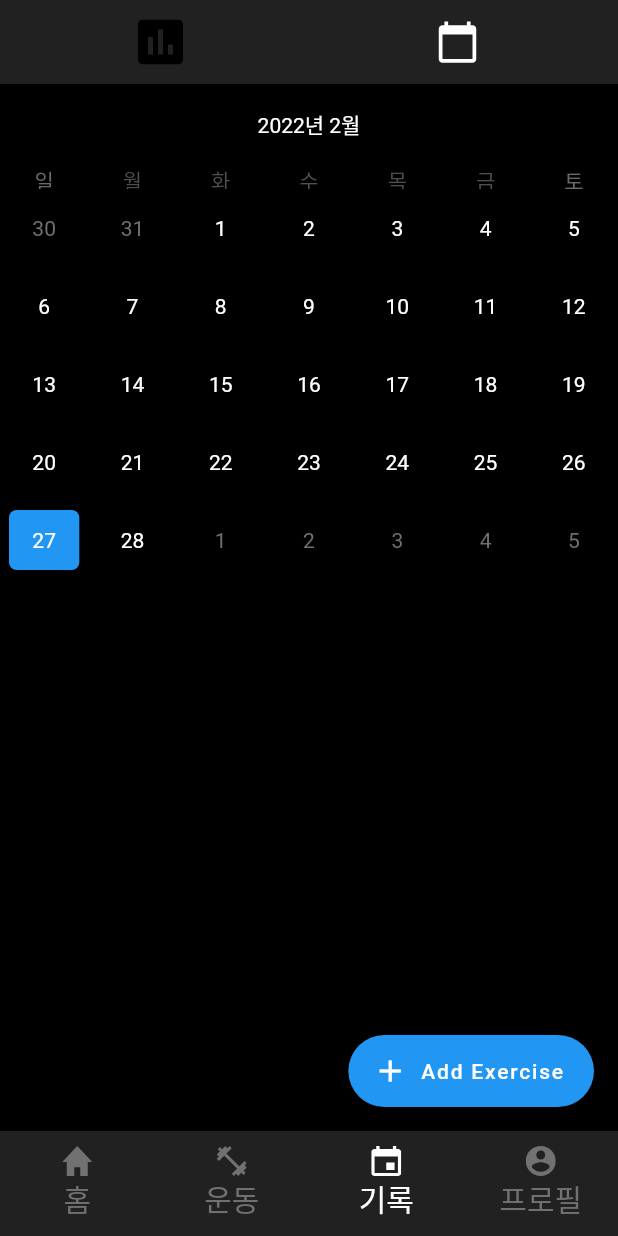
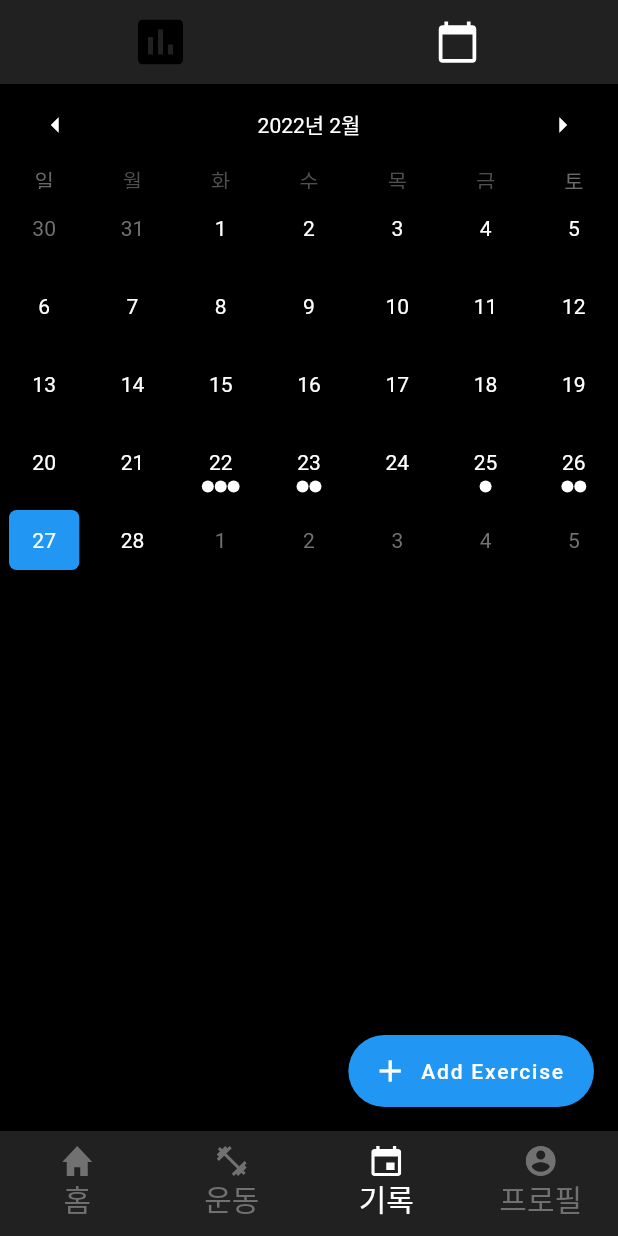
Before and after one commit to TaikoYamaguchi/sdb_trainer, a Flutter app: the screen it shows after launch, item 3 of the bottom bar chosen, on a phone screen of 412 x 824 dp. Run offline on Flutter 3.47's test engine with Material 2 defaults, Android fonts, the phone set to English and light mode, and no system bars; drawn by our look-alikes of table_calendar; our stand-ins replace flutter_svg, syncfusion_flutter_gauges.

Commit message:
statics/calendar autoload

```diff
--- a/lib/pages/statics.dart
+++ b/lib/pages/statics.dart
@@ -3,7 +3,6 @@ import 'package:table_calendar/table_calendar.dart';
 import 'package:intl/intl.dart';
 import 'package:intl/date_symbol_data_local.dart';
 import 'package:flutter_svg/flutter_svg.dart';
-
 import '../src/blocs/statics_event.dart';
 
 class Calendar extends StatefulWidget {
@@ -11,25 +10,66 @@ class Calendar extends StatefulWidget {
   _CalendarState createState() => _CalendarState();
 }
 
+class SDBdata {
+  SDBdata(this.workout, this.exercise, this.goal, this.stat, this.number,
+      this.dateAt);
+  final String workout;
+  final String exercise;
+  final double? goal;
+  final double? stat;
+  final int? number;
+  final String? dateAt;
+}
+
 class _CalendarState extends State<Calendar> {
-  late Map<DateTime, List<Event>> selectedEvents;
+  late Map<DateTime, List<SDBdata>> selectedEvents;
+  late List<SDBdata> _sdbData;
   CalendarFormat _calendarFormat = CalendarFormat.month;
   DateTime _focusedDay = DateTime.now();
   DateTime _selectedDay = DateTime.now();
+  DateFormat dateFormat = DateFormat("yyyy-MM-dd");
 
   bool _isChartWidget = false;
 
   TextEditingController _eventController = TextEditingController();
 
+  List<SDBdata> getSDBdata() {
+    final List<SDBdata> sdbData = [
+      SDBdata("가슴삼두", "벤치", 130, 105, 1, '2022-02-22'),
+      SDBdata("어깨", "밀리터리", 100, 60, 2, "2022-02-23"),
+      SDBdata("하체", "스쿼트", 160, 140, 3, "2022-02-22"),
+      SDBdata("등", "데드", 180, 155, 4, "2022-02-22"),
+      SDBdata("가슴삼두", "벤치", 130, 110, 1, "2022-02-23"),
+      SDBdata("어깨", "밀리터리", 100, 65, 2, "2022-02-25"),
+      SDBdata("하체", "스쿼트", 160, 150, 3, "2022-02-26"),
+      SDBdata("등", "데드", 180, 170, 4, "2022-02-26"),
+    ];
+    return sdbData;
+  }
+
   @override
   void initState() {
     // TODO: implement initState
     selectedEvents = {};
+    _sdbData = getSDBdata();
     _isChartWidget = false;
+    _getEventsfromDay(dateFormat.parse("2022-02-25"));
     super.initState();
   }
 
-  List<Event> _getEventsfromDay(DateTime date) {
+  List<SDBdata> _getEventsfromDay(DateTime date) {
+    String date_calendar = DateFormat('yyyy-MM-dd').format(date);
+    selectedEvents = {};
+
+    for (int i = 0; i < _sdbData.length; i++) {
+      if (_sdbData[i].dateAt!.substring(0, 10) == date_calendar) {
+        if (selectedEvents[date] != null) {
+          selectedEvents[date]!.add(_sdbData[i]);
+        } else {
+          selectedEvents[date] = [_sdbData[i]];
+        }
+      }
+    }
     return selectedEvents[date] ?? [];
   }
 
@@ -85,13 +125,8 @@ class _CalendarState extends State<Calendar> {
     );
   }
 
-  @override
-  Widget build(BuildContext context) {
-    initializeDateFormatting('pt_BR', null);
-    return Scaffold(
-      appBar: _appbarWidget(),
-      backgroundColor: Colors.black,
-      body: Column(
+  Widget _staticsWidget() {
+    return Column(
       children: [
         TableCalendar(
           firstDay: DateTime(1990),
@@ -129,6 +164,8 @@ class _CalendarState extends State<Calendar> {
               borderRadius: BorderRadius.circular(5.0),
               shape: BoxShape.rectangle,
             ),
+            markerDecoration:
+                BoxDecoration(color: Colors.white, shape: BoxShape.circle),
             selectedTextStyle: const TextStyle(
               color: Colors.white,
             ),
@@ -155,13 +192,34 @@ class _CalendarState extends State<Calendar> {
               formatButtonVisible: false,
               titleTextStyle: TextStyle(color: Colors.white),
               titleCentered: true,
+              leftChevronIcon: Icon(Icons.arrow_left, color: Colors.white),
+              rightChevronIcon: Icon(Icons.arrow_right, color: Colors.white),
               headerPadding:
                   EdgeInsets.symmetric(horizontal: 5.0, vertical: 3.0)),
         ),
-          ..._getEventsfromDay(_selectedDay)
-              .map((Event event) => ListTile(title: Text(event.title)))
+        ..._getEventsfromDay(_selectedDay).map((SDBdata row) => ListTile(
+                title: Text(
+              row.exercise,
+              style: TextStyle(color: Colors.white),
+            )))
       ],
-      ),
+    );
+  }
+
+  Widget _chartWidget() {
+    return Text(
+      "this is chart",
+      style: TextStyle(color: Colors.white),
+    );
+  }
+
+  @override
+  Widget build(BuildContext context) {
+    initializeDateFormatting('pt_BR', null);
+    return Scaffold(
+      appBar: _appbarWidget(),
+      backgroundColor: Colors.black,
+      body: _isChartWidget ? _chartWidget() : _staticsWidget(),
       floatingActionButton: FloatingActionButton.extended(
           onPressed: () => showDialog(
               context: context,
@@ -178,14 +236,16 @@ class _CalendarState extends State<Calendar> {
                           onPressed: () {
                             if (_eventController.text.isEmpty) {
                             } else {
-                              if (selectedEvents[_selectedDay] != null) {
-                                selectedEvents[_selectedDay]!
-                                    .add(Event(title: _eventController.text));
-                              } else {
-                                selectedEvents[_selectedDay] = [
-                                  Event(title: _eventController.text)
-                                ];
-                              }
+                              _sdbData.add(SDBdata(
+                                  "가슴삼두",
+                                  _eventController.text,
+                                  120,
+                                  100,
+                                  1,
+                                  DateFormat('yyyy-MM-dd')
+                                      .format(_selectedDay)));
+                              print(_selectedDay);
+                              print(_eventController);
                             }
                             Navigator.pop(context);
                             _eventController.clear();
--- a/pubspec.yaml
+++ b/pubspec.yaml
@@ -66,7 +66,6 @@ flutter:
   # To add assets to your application, add an assets section, like this:
   assets:
     - assets/svg/
-    - assets/images/
 
   # An image asset can refer to one or more resolution-specific "variants", see
   # https://flutter.dev/assets-and-images/#resolution-aware.
```
Also changed, not shown: lib/pages/home.dart (+14 -12 lines). Lines whose indentation alone changed are shown as unchanged.
